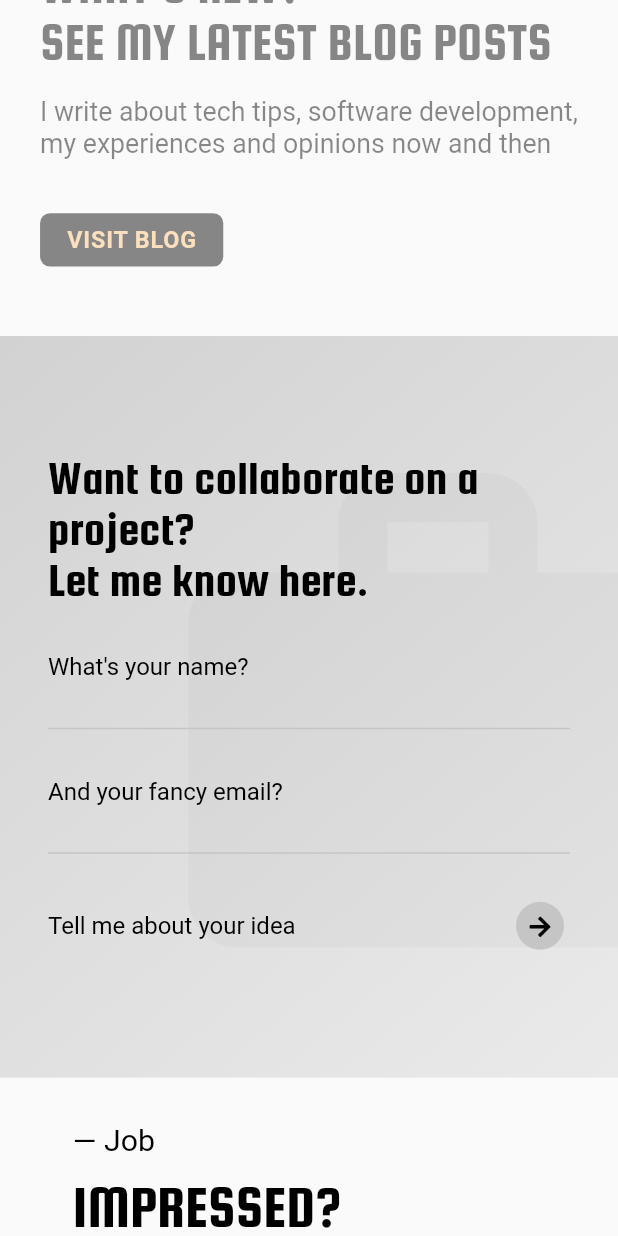
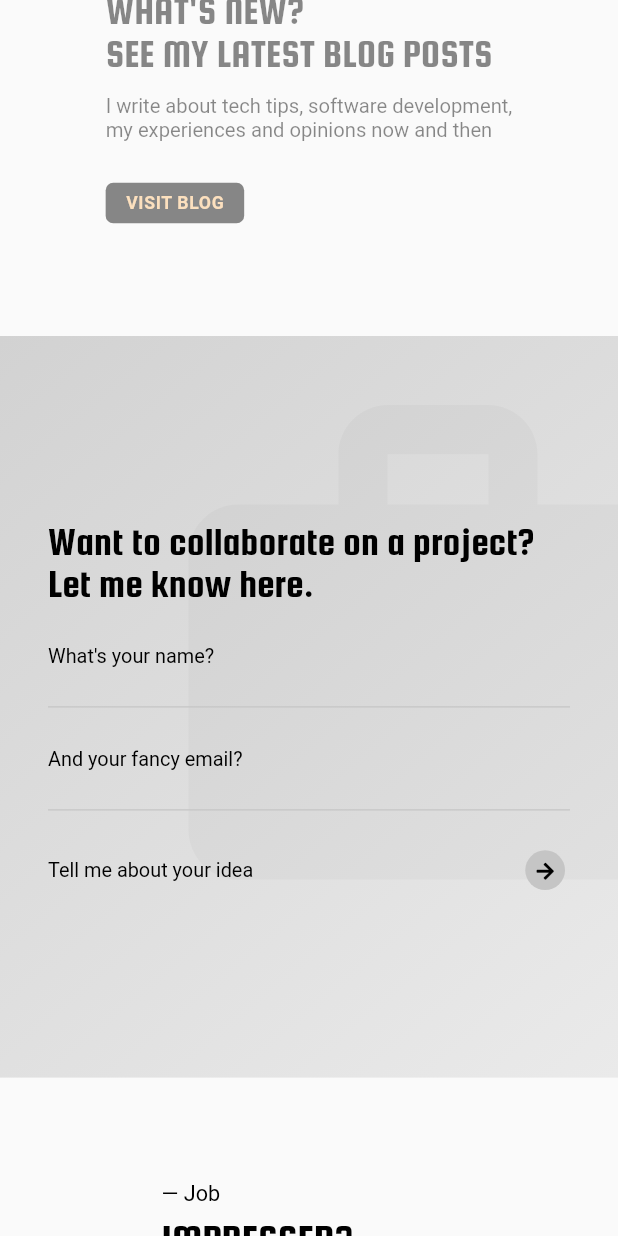
Before and after one commit to thearthurdev/arthurdev, a Flutter app: the screen it shows after launch, scrolled down 2304 dp, after a tap on "Tell me about your idea", on a phone screen of 412 x 824 dp. Run offline on Flutter 3.47's test engine with Material 2 defaults, Android fonts, the phone set to English and light mode, and no system bars; missing offline and left inert: webfeed; Roboto replaces fonts that are missing (Sen).

Commit message:
fixed most mobile layouts

```diff
--- a/lib/pages/mobile_home_page.dart
+++ b/lib/pages/mobile_home_page.dart
@@ -162,9 +162,8 @@ class SliverDetailsSection extends StatelessWidget {
     double scrollOffset =
         context.watch<HomePageProvider>().mobileViewScrollControllerOffset;
 
-    double opacityOffset = scrollOffset -
-        kToolbarHeight -
-        (kScreenHeight(context) * sectionIndex);
+    double opacityOffset =
+        scrollOffset - kToolbarHeight - (kScreenHeight(context) * sectionIndex);
 
     return SliverPersistentHeader(
       pinned: true,
--- a/lib/sections/blog_details_section.dart
+++ b/lib/sections/blog_details_section.dart
@@ -47,18 +47,7 @@ class BlogDetailsSection extends StatelessWidget {
                 minWidth: 300.0,
               ),
               margin: EdgeInsets.all(24.0),
-              child: Column(
-                mainAxisAlignment: MainAxisAlignment.center,
-                crossAxisAlignment: CrossAxisAlignment.start,
-                children: List.generate(
-                  blogPosts.length,
-                  (i) => BlogPostListTile(
-                    date: blogPosts.keys.elementAt(i),
-                    title: blogPosts.values.elementAt(i),
-                    url: kBlogPostURLs[i],
-                  ),
-                ),
-              ),
+              child: buildBlogPostsListView(),
             ),
           ),
         ],
@@ -91,23 +80,14 @@ class BlogDetailsSection extends StatelessWidget {
                 child: HashnodeLogo(size: 400.0),
               ),
               Center(
-                child: Container(
-                  constraints: BoxConstraints(
-                    maxWidth: 560.0,
-                    minWidth: 300.0,
-                  ),
-                  margin: EdgeInsets.all(16.0),
-                  child: Column(
-                    mainAxisAlignment: MainAxisAlignment.center,
-                    crossAxisAlignment: CrossAxisAlignment.start,
-                    children: List.generate(
-                      blogPosts.length,
-                      (i) => BlogPostListTile(
-                        date: blogPosts.keys.elementAt(i),
-                        title: blogPosts.values.elementAt(i),
-                        url: kBlogPostURLs[i],
-                      ),
+                child: FittedBox(
+                  child: Container(
+                    constraints: BoxConstraints(
+                      maxWidth: 560.0,
+                      minWidth: 300.0,
                     ),
+                    margin: EdgeInsets.all(24.0),
+                    child: buildBlogPostsListView(),
                   ),
                 ),
               ),
@@ -117,4 +97,26 @@ class BlogDetailsSection extends StatelessWidget {
       ),
     );
   }
+
+  ListView buildBlogPostsListView() {
+    return ListView.separated(
+      shrinkWrap: true,
+      physics: NeverScrollableScrollPhysics(),
+      itemCount: blogPosts.length,
+      itemBuilder: (context, i) {
+        return BlogPostListTile(
+          date: blogPosts.keys.elementAt(i),
+          title: blogPosts.values.elementAt(i),
+          url: kBlogPostURLs[i],
+        );
+      },
+      separatorBuilder: (context, i) {
+        return Container(
+          height: 1.0,
+          margin: EdgeInsets.symmetric(horizontal: 8.0),
+          color: kDividerColor,
+        );
+      },
+    );
+  }
 }
--- a/lib/sections/blog_info_section.dart
+++ b/lib/sections/blog_info_section.dart
@@ -11,6 +11,11 @@ class BlogInfoSection extends StatelessWidget {
       key: kIsDesktop(context) ? kBlogSectionKey : null,
       height:
           kIsDesktop(context) ? kScreenHeight(context) + kToolbarHeight : null,
+      padding: kIsDesktop(context)
+          ? null
+          : EdgeInsets.symmetric(
+              horizontal: kScreenWidthAwareSize(100.0, context),
+            ),
       child: Column(
         mainAxisAlignment: MainAxisAlignment.center,
         children: [
--- a/lib/sections/footer_section.dart
+++ b/lib/sections/footer_section.dart
@@ -13,10 +13,9 @@ class FooterSection extends StatelessWidget {
     return Container(
       height: kToolbarHeight * 5.0,
       color: kPrimaryColorDark,
+      padding: EdgeInsets.all(24.0),
       child: Center(
         child: FittedBox(
-          child: Container(
-            margin: EdgeInsets.all(24.0),
           child: Column(
             mainAxisAlignment: MainAxisAlignment.center,
             children: [
@@ -48,7 +47,6 @@ class FooterSection extends StatelessWidget {
           ),
         ),
       ),
-      ),
     );
   }
 
@@ -56,8 +54,7 @@ class FooterSection extends StatelessWidget {
     return Container(
       height: kToolbarHeight * 2.0,
       color: kPrimaryColorDark,
-      child: Container(
-        margin: EdgeInsets.all(24.0),
+      padding: EdgeInsets.all(24.0),
       child: Row(
         mainAxisAlignment: MainAxisAlignment.spaceBetween,
         children: [
@@ -104,7 +101,6 @@ class FooterSection extends StatelessWidget {
           SocialsButtons(size: 20.0),
         ],
       ),
-      ),
     );
   }
 }
--- a/lib/sections/intro_details_section.dart
+++ b/lib/sections/intro_details_section.dart
@@ -72,7 +72,7 @@ class IntroDetailsSection extends StatelessWidget {
       child: Stack(
         children: [
           Positioned(
-            bottom: -160.0,
+            top: -kScreenHeight(context) * 0.02,
             left: -300.0,
             child: Opacity(
               opacity: 0.02,
--- a/lib/sections/intro_info_section.dart
+++ b/lib/sections/intro_info_section.dart
@@ -10,6 +10,11 @@ class IntroInfoSection extends StatelessWidget {
     return Container(
       key: kIsDesktop(context) ? kIntroSectionKey : null,
       height: kIsDesktop(context) ? kScreenHeight(context) : null,
+      padding: kIsDesktop(context)
+          ? null
+          : EdgeInsets.symmetric(
+              horizontal: kScreenWidthAwareSize(140.0, context),
+            ),
       child: Column(
         mainAxisAlignment: MainAxisAlignment.center,
         children: [
--- a/lib/sections/job_details_section.dart
+++ b/lib/sections/job_details_section.dart
@@ -44,7 +44,9 @@ class _JobDetailsSectionState extends State<JobDetailsSection> {
           children: [
             Positioned(
               right: -80.0,
-              top: kScreenHeight(context) * 0.07,
+              top: kIsDesktop(context)
+                  ? kScreenHeight(context) * 0.045
+                  : kScreenHeight(context) * 0.015,
               child: Opacity(
                 opacity: 0.02,
                 child: Icon(
@@ -62,12 +64,15 @@ class _JobDetailsSectionState extends State<JobDetailsSection> {
                 margin: EdgeInsets.all(32.0),
                 padding: EdgeInsets.only(
                   bottom: kIsDesktop(context)
-                      ? kScreenHeightAwareSize(60.0, context)
+                      ? kScreenHeightAwareSize(80.0, context)
                       : 40.0,
                 ),
+                child: FittedBox(
+                  fit: kIsDesktop(context) ? BoxFit.scaleDown : BoxFit.contain,
                   child: Column(
                     mainAxisAlignment: MainAxisAlignment.center,
                     crossAxisAlignment: CrossAxisAlignment.start,
+                    mainAxisSize: MainAxisSize.min,
                     children: [
                       Text(
                         'Want to collaborate on a project?'
@@ -93,7 +98,8 @@ class _JobDetailsSectionState extends State<JobDetailsSection> {
                               inputType: TextInputType.emailAddress,
                             ),
                             Container(
-                            margin: const EdgeInsets.symmetric(vertical: 24.0),
+                              margin:
+                                  const EdgeInsets.symmetric(vertical: 24.0),
                               child: Material(
                                 type: MaterialType.transparency,
                                 child: InkWell(
@@ -103,10 +109,13 @@ class _JobDetailsSectionState extends State<JobDetailsSection> {
 
                                     String url =
                                         "$kEmailURL?subject=Project Collaboration Proposal"
-                                      "&body=Hi Delords,%0D%0A%0D%0AI'm $name"
-                                      " and I would like to collaborate with you on a project."
-                                      "%0D%0A%0D%0A[Please tell me about your idea here]%0D%0A%0D%0A"
-                                      "Here's my fancy email, $email. Reach back to me and let's talk!";
+                                        "&body=Hi Delords,%0D%0A%0D%0A"
+                                        "My name's ${name.split(" ")[0]}"
+                                        " and I'd like to collaborate with you on a project.%0D%0A%0D%0A"
+                                        "[Please tell me about your idea here]%0D%0A%0D%0A"
+                                        "Here's my fancy email, $email. Reach back to me and let's talk!%0D%0A%0D%0A"
+                                        "Regards,%0D%0A"
+                                        "$name.%0D%0A%0D%0A";
 
                                     if (await canLaunch(url)) {
                                       await launch(url);
@@ -142,6 +151,7 @@ class _JobDetailsSectionState extends State<JobDetailsSection> {
                         ),
                       ),
                     ],
+                  ),
                 ),
               ),
             ),
--- a/lib/sections/job_info_section.dart
+++ b/lib/sections/job_info_section.dart
@@ -11,13 +11,18 @@ class JobInfoSection extends StatelessWidget {
       key: kIsDesktop(context) ? kJobSectionKey : null,
       height:
           kIsDesktop(context) ? kScreenHeight(context) + kToolbarHeight : null,
+      padding: kIsDesktop(context)
+          ? null
+          : EdgeInsets.symmetric(
+              horizontal: kScreenWidthAwareSize(160.0, context),
+            ),
       child: Column(
         mainAxisAlignment: MainAxisAlignment.center,
         children: [
           InfoActionWidget(
             sectionTitle: 'Job',
             heading: 'Impressed?\nGive me a job',
-            body: 'I am looking for a part-time job or a\nfreelance project',
+            body: 'I am looking for a part-time job\nor a freelance project',
             actionText: 'Email me',
             onActionTap: () async {
               String url = '$kEmailURL?subject=Job Offer';
--- a/lib/sections/portfolio_info_section.dart
+++ b/lib/sections/portfolio_info_section.dart
@@ -11,6 +11,11 @@ class PortfolioInfoSection extends StatelessWidget {
       key: kIsDesktop(context) ? kPortfolioSectionKey : null,
       height:
           kIsDesktop(context) ? kScreenHeight(context) + kToolbarHeight : null,
+      padding: kIsDesktop(context)
+          ? null
+          : EdgeInsets.symmetric(
+              horizontal: kScreenWidthAwareSize(140.0, context),
+            ),
       child: Column(
         mainAxisAlignment: MainAxisAlignment.center,
         children: [
--- a/lib/widgets/blog_post_listtile.dart
+++ b/lib/widgets/blog_post_listtile.dart
@@ -35,10 +35,8 @@ class BlogPostListTile extends StatelessWidget {
       child: InkWell(
         onTap: () => _openBlogPost(),
         borderRadius: kBorderRadius,
-        child: Column(
-          children: [
-            Container(
-              padding: EdgeInsets.all(24.0),
+        child: Container(
+          padding: EdgeInsets.symmetric(vertical: 32.0, horizontal: 16.0),
           child: Row(
             children: [
               Container(
@@ -65,13 +63,6 @@ class BlogPostListTile extends StatelessWidget {
             ],
           ),
         ),
-            Container(
-              height: 1.0,
-              margin: EdgeInsets.symmetric(horizontal: 8.0),
-              color: kDividerColor,
-            ),
-          ],
-        ),
       ),
     );
   }
@@ -82,28 +73,27 @@ class BlogPostListTile extends StatelessWidget {
       child: InkWell(
         onTap: () => _openBlogPost(),
         borderRadius: kBorderRadius,
-        child: Column(
-          children: [
-            Container(
-              padding: EdgeInsets.symmetric(vertical: 24.0, horizontal: 16.0),
+        child: Container(
+          padding: EdgeInsets.symmetric(vertical: 48.0, horizontal: 16.0),
           child: Row(
             children: [
               Container(
                 width: 48.0,
                 child: Text(
                   date,
-                      style: kSectionInfoTextStyle.copyWith(fontSize: 12.0),
+                  style: kSectionInfoTextStyle.copyWith(fontSize: 16.0),
                   overflow: TextOverflow.ellipsis,
                   maxLines: 1,
                 ),
               ),
+              SizedBox(width: 16.0),
               Expanded(
                 child: Container(
                   child: Text(
                     title,
                     maxLines: 3,
                     overflow: TextOverflow.ellipsis,
-                        style: kHeaderTextStyleDark.copyWith(fontSize: 18.0),
+                    style: kHeaderTextStyleDark.copyWith(fontSize: 26.0),
                   ),
                 ),
               ),
@@ -112,13 +102,6 @@ class BlogPostListTile extends StatelessWidget {
             ],
           ),
         ),
-            Container(
-              height: 1.0,
-              margin: EdgeInsets.symmetric(horizontal: 8.0),
-              color: kDividerColor,
-            ),
-          ],
-        ),
       ),
     );
   }
--- a/lib/widgets/profile.dart
+++ b/lib/widgets/profile.dart
@@ -10,11 +10,11 @@ class Profile extends StatelessWidget {
   @override
   Widget build(BuildContext context) {
     return kIsDesktop(context)
-        ? _buildDesktopView()
+        ? _buildDesktopView(context)
         : _buildMobileView(context);
   }
 
-  Widget _buildDesktopView() {
+  Widget _buildDesktopView(BuildContext context) {
     return FittedBox(
       child: Container(
         width: 436.0,
@@ -33,7 +33,7 @@ class Profile extends StatelessWidget {
                   top: 48.0,
                   bottom: 10.0,
                 ),
-                child: profileName(),
+                child: profileName(context),
               ),
             ),
           ],
@@ -61,7 +61,7 @@ class Profile extends StatelessWidget {
                 ),
                 Padding(
                   padding: const EdgeInsets.only(left: 16.0),
-                  child: profileName(),
+                  child: profileName(context),
                 ),
               ],
             ),
@@ -82,21 +82,30 @@ class Profile extends StatelessWidget {
     );
   }
 
-  Widget profileName() {
+  Widget profileName(BuildContext context) {
     return Column(
       crossAxisAlignment: CrossAxisAlignment.start,
       mainAxisSize: MainAxisSize.min,
       children: [
         Padding(
           padding: const EdgeInsets.only(left: 3.0),
-          child: Text('Meet', style: kSectionInfoTextStyle),
+          child: Text(
+            'Meet',
+            style: kSectionInfoTextStyle.copyWith(
+              fontSize: kIsDesktop(context) ? 16.0 : 12.0,
+            ),
+          ),
         ),
-        SizedBox(height: 8.0),
-        Text('Delords\nArthur', style: kLargeHeaderTextStyle),
+        Text(
+          'Delords\nArthur',
+          style: kLargeHeaderTextStyle.copyWith(
+            fontSize: kIsDesktop(context) ? 72.0 : 54.0,
+          ),
+        ),
         Container(
           width: 46.0,
           height: 8.0,
-          margin: const EdgeInsets.only(left: 4.0, top: 8.0),
+          margin: const EdgeInsets.only(left: 2.0),
           color: kAccentColorDeep,
         ),
       ],
```
Lines whose indentation alone changed are shown as unchanged.
